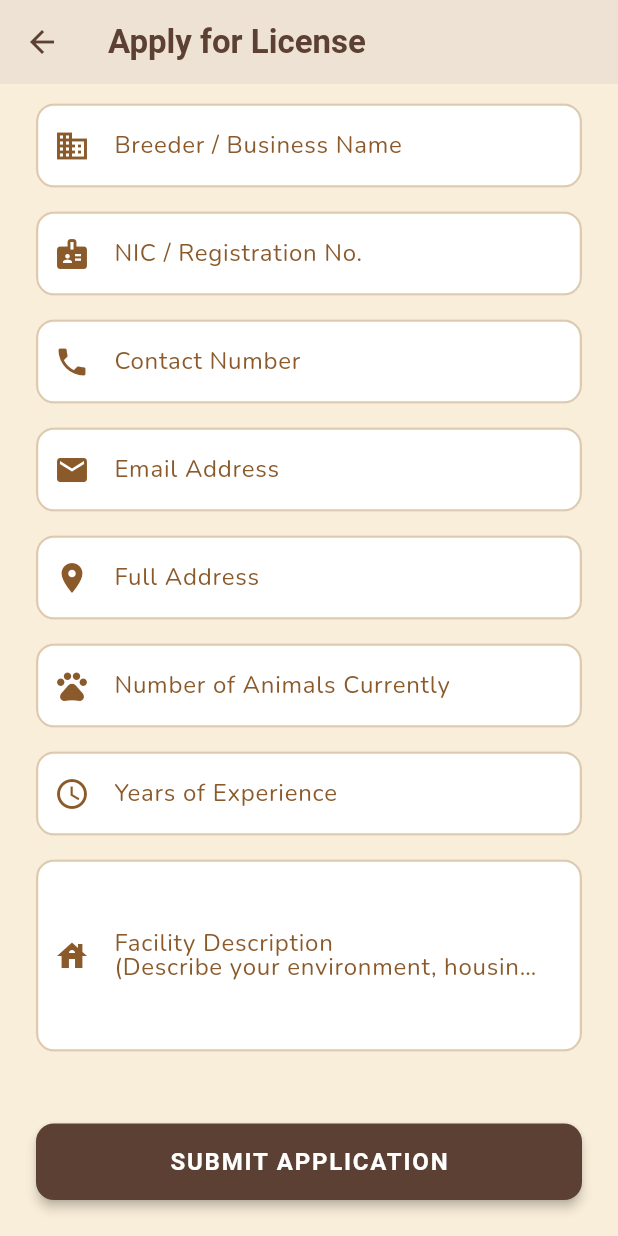
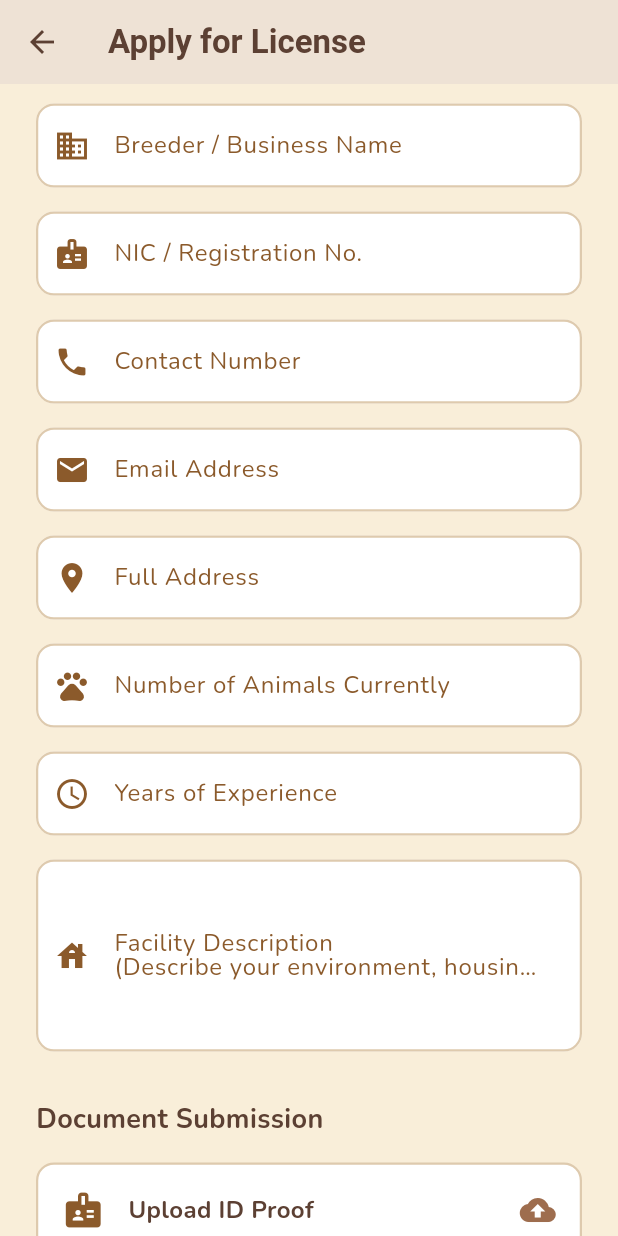
Before and after one commit to HasithHeshika/Pet_Vaccination_-_Stray_Control, a Flutter app: the ApplyLicenseScreen screen opened directly, scrolled down 170 dp, on a phone screen of 412 x 824 dp. Run offline on Flutter 3.47's test engine with Material 3 defaults, Android fonts, the light colour scheme and no system bars; our stand-ins replace google_fonts, shared_preferences; accounts and stored records are empty.

Commit message:
Breeder Licensing dashbord update

```diff
--- a/Mobileapp/lib/screens/breeder/apply_license_screen.dart
+++ b/Mobileapp/lib/screens/breeder/apply_license_screen.dart
@@ -93,6 +93,14 @@ class _ApplyLicenseScreenState extends State<ApplyLicenseScreen> {
               maxLines: 4,
               decoration: _buildInputDecoration("Facility Description\n(Describe your environment, housing, etc.)", Icons.house),
             ),
+            const SizedBox(height: 32),
+            const Text("Document Submission", style: TextStyle(fontSize: 18, fontWeight: FontWeight.bold, color: Color(0xFF5C4033))),
+            const SizedBox(height: 16),
+            _buildDocUploadCard("Upload ID Proof", Icons.badge),
+            const SizedBox(height: 12),
+            _buildDocUploadCard("Facility Images", Icons.photo_library),
+            const SizedBox(height: 12),
+            _buildDocUploadCard("Supporting Certificates", Icons.card_membership),
             const SizedBox(height: 48),
             ElevatedButton(
               onPressed: _isLoading ? null : _submitApplication,
@@ -134,4 +142,28 @@ class _ApplyLicenseScreenState extends State<ApplyLicenseScreen> {
       ),
     );
   }
+
+  Widget _buildDocUploadCard(String title, IconData icon) {
+     return InkWell(
+        onTap: () {
+           ScaffoldMessenger.of(context).showSnackBar(SnackBar(content: Text("$title upload logic is pending server file storage API setup.")));
+        },
+        child: Container(
+           padding: const EdgeInsets.symmetric(horizontal: 16, vertical: 16),
+           decoration: BoxDecoration(
+              color: Colors.white,
+              borderRadius: BorderRadius.circular(12),
+              border: Border.all(color: const Color(0xFFDECAAE), width: 1.5),
+           ),
+           child: Row(
+              children: [
+                 Icon(icon, color: const Color(0xFF8B5A2B), size: 28),
+                 const SizedBox(width: 16),
+                 Expanded(child: Text(title, style: const TextStyle(fontWeight: FontWeight.bold, color: Color(0xFF5C4033), fontSize: 16))),
+                 const Icon(Icons.cloud_upload, color: Color(0xFF9E6D4E))
+              ]
+           )
+        )
+     );
+  }
 }
--- a/Mobileapp/lib/screens/home_screen.dart
+++ b/Mobileapp/lib/screens/home_screen.dart
@@ -1,10 +1,9 @@
 import 'package:flutter/material.dart';
 import '../theme/app_theme.dart';
-import 'pet_list_screen.dart';
-import 'lost_found_screen.dart';
 import 'vaccination_screen.dart';
 import 'profile_screen.dart';
 import 'lost_found_screen.dart';
+import 'breeder/breeder_dashboard.dart';
 import '../services/auth_service.dart';
 
 class HomeScreen extends StatefulWidget {
@@ -200,7 +199,7 @@ class _HomeScreenState extends State<HomeScreen> {
                      ),
                      bgColor: const Color(0xFFDEC49B),
                      textColor: const Color(0xFF5C4033),
-                     onTap: () {} // Pending impl
+                     onTap: () => Navigator.push(context, MaterialPageRoute(builder: (_) => const BreederDashboard()))
                   ),
                   // Community Feeds (Cream White)
                   _buildActionCard(
```
